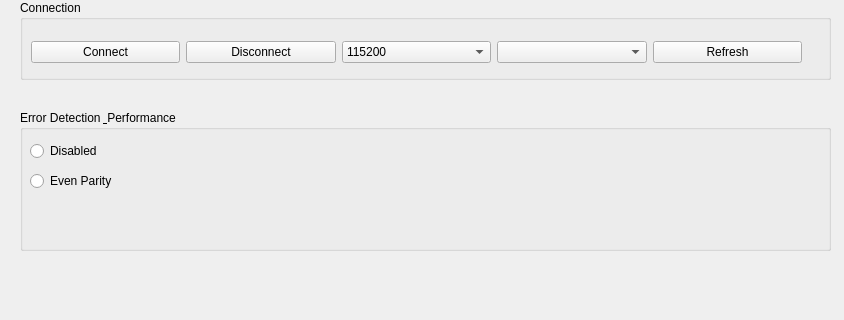
Old version of the form View/tab_setup.ui in the repository AakashKumar21/EmbeddedToolbox-GUI; both pictures show x 0 to 844 and y 0 to 320 of the 844 by 640 pixel window.
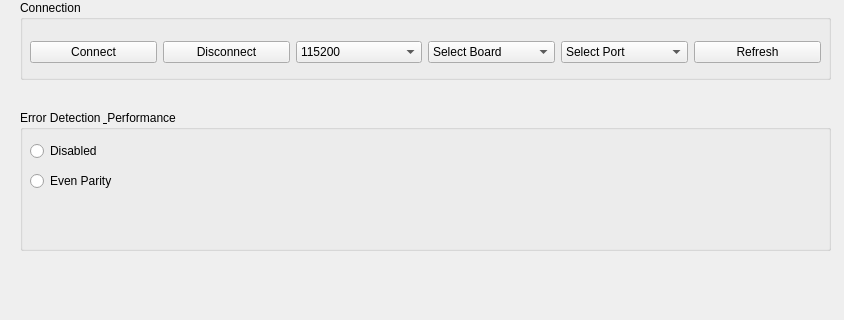
New version of the form.

Commit message: Created Class for GPIO for uno

Patch:
```diff
--- a/View/tab_setup.ui
+++ b/View/tab_setup.ui
@@ -64,12 +64,12 @@
    <property name="title">
     <string>Connection</string>
    </property>
-   <widget class="QWidget" name="">
+   <widget class="QWidget" name="layoutWidget">
     <property name="geometry">
      <rect>
-      <x>11</x>
+      <x>10</x>
       <y>27</y>
-      <width>771</width>
+      <width>791</width>
       <height>51</height>
      </rect>
     </property>
@@ -98,16 +98,50 @@
       </widget>
      </item>
      <item>
-      <widget class="QComboBox" name="comPortSelect">
+      <widget class="QComboBox" name="dropdown_selectBoard">
+       <property name="toolTip">
+        <string/>
+       </property>
+       <property name="statusTip">
+        <string/>
+       </property>
+       <property name="whatsThis">
+        <string/>
+       </property>
+       <property name="accessibleName">
+        <string/>
+       </property>
+       <property name="currentText">
+        <string>Select Board</string>
+       </property>
+       <item>
+        <property name="text">
+         <string>Select Board</string>
+        </property>
+       </item>
+       <item>
+        <property name="text">
+         <string>Arduino Uno</string>
+        </property>
+       </item>
+      </widget>
+     </item>
+     <item>
+      <widget class="QComboBox" name="dropdown_comPortSelect">
        <property name="editable">
         <bool>false</bool>
        </property>
        <property name="currentText">
-        <string/>
+        <string>Select Port</string>
        </property>
        <property name="duplicatesEnabled">
         <bool>false</bool>
        </property>
+       <item>
+        <property name="text">
+         <string>Select Port</string>
+        </property>
+       </item>
       </widget>
      </item>
      <item>
```
Left out of the diff: 2 changed lines with no effect on the pictures. The commit also changes 13 other files.
